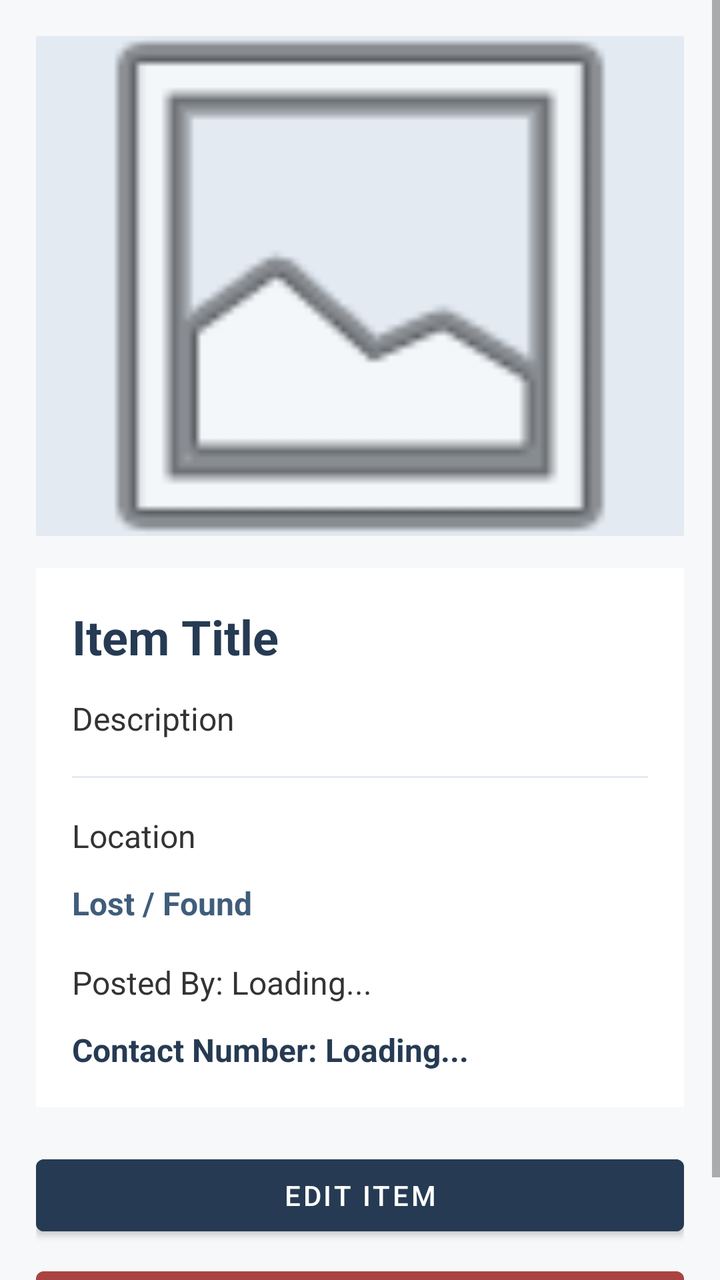
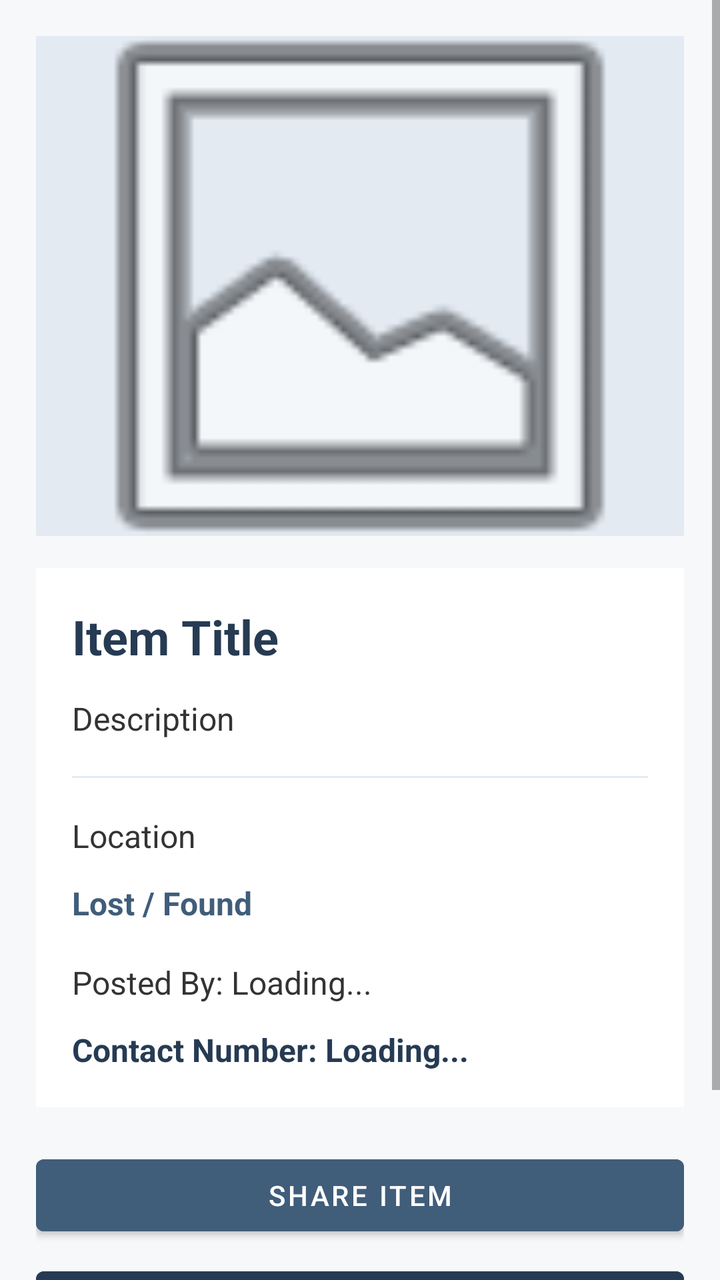

The first picture is an Android layout as it rendered before a commit; the second is the same layout after the commit. The layout source and the unified diff follow.
<!-- AndroidManifest.xml: application theme Theme.CampusLost -->
<!-- res/layout/activity_item_details.xml -->
<?xml version="1.0" encoding="utf-8"?>
<ScrollView
    xmlns:android="http://schemas.android.com/apk/res/android"
    android:layout_width="match_parent"
    android:layout_height="match_parent"
    android:background="#F7F8FA"
    android:fillViewport="true">

    <LinearLayout
        android:layout_width="match_parent"
        android:layout_height="wrap_content"
        android:orientation="vertical"
        android:padding="18dp">

        <ImageView
            android:id="@+id/ivDetailsImage"
            android:layout_width="match_parent"
            android:layout_height="250dp"
            android:background="#E3EAF2"
            android:scaleType="centerCrop"
            android:src="@android:drawable/ic_menu_gallery"
            android:contentDescription="Item image" />

        <LinearLayout
            android:layout_width="match_parent"
            android:layout_height="wrap_content"
            android:orientation="vertical"
            android:background="#FFFFFF"
            android:padding="18dp"
            android:layout_marginTop="16dp">

            <TextView
                android:id="@+id/tvDetailsTitle"
                android:layout_width="match_parent"
                android:layout_height="wrap_content"
                android:text="Item Title"
                android:textSize="24sp"
                android:textStyle="bold"
                android:textColor="#263B53" />

            <TextView
                android:id="@+id/tvDetailsDescription"
                android:layout_width="match_parent"
                android:layout_height="wrap_content"
                android:text="Description"
                android:textSize="16sp"
                android:textColor="#333333"
                android:lineSpacingExtra="4dp"
                android:layout_marginTop="14dp" />

            <View
                android:layout_width="match_parent"
                android:layout_height="1dp"
                android:background="#E3EAF2"
                android:layout_marginTop="18dp"
                android:layout_marginBottom="8dp" />

            <TextView
                android:id="@+id/tvDetailsLocation"
                android:layout_width="match_parent"
                android:layout_height="wrap_content"
                android:text="Location"
                android:textSize="16sp"
                android:textColor="#333333"
                android:layout_marginTop="10dp" />

            <TextView
                android:id="@+id/tvDetailsType"
                android:layout_width="match_parent"
                android:layout_height="wrap_content"
                android:text="Lost / Found"
                android:textSize="16sp"
                android:textStyle="bold"
                android:textColor="#405D7A"
                android:layout_marginTop="12dp" />

            <TextView
                android:id="@+id/tvDetailsPoster"
                android:layout_width="match_parent"
                android:layout_height="wrap_content"
                android:text="Posted By: Loading..."
                android:textSize="16sp"
                android:textColor="#333333"
                android:layout_marginTop="18dp" />

            <TextView
                android:id="@+id/tvDetailsContact"
                android:layout_width="match_parent"
                android:layout_height="wrap_content"
                android:text="Contact Number: Loading..."
                android:textSize="16sp"
                android:textStyle="bold"
                android:textColor="#263B53"
                android:layout_marginTop="12dp" />

        </LinearLayout>

        <Button
            android:id="@+id/btnEdit"
            android:layout_width="match_parent"
            android:layout_height="wrap_content"
            android:text="Edit Item"
            android:textColor="#FFFFFF"
            android:backgroundTint="#263B53"
            android:layout_marginTop="20dp" />

        <Button
            android:id="@+id/btnDelete"
            android:layout_width="match_parent"
            android:layout_height="wrap_content"
            android:text="Delete Item"
            android:textColor="#FFFFFF"
            android:backgroundTint="#A94442"
            android:layout_marginTop="8dp" />

    </LinearLayout>

</ScrollView>
<!-- resources referenced by this layout -->
<resources>
  <style name="Theme.CampusLost" parent="Theme.MaterialComponents.DayNight.NoActionBar" />
</resources>

<!-- the commit's change to res/layout/activity_item_details.xml (unified diff, before → after) -->
@@ -96,13 +96,22 @@
         </LinearLayout>
 
         <Button
+            android:id="@+id/btnShare"
+            android:layout_width="match_parent"
+            android:layout_height="wrap_content"
+            android:text="Share Item"
+            android:textColor="#FFFFFF"
+            android:backgroundTint="#405D7A"
+            android:layout_marginTop="20dp" />
+
+        <Button
             android:id="@+id/btnEdit"
             android:layout_width="match_parent"
             android:layout_height="wrap_content"
             android:text="Edit Item"
             android:textColor="#FFFFFF"
             android:backgroundTint="#263B53"
-            android:layout_marginTop="20dp" />
+            android:layout_marginTop="8dp" />
 
         <Button
             android:id="@+id/btnDelete"
